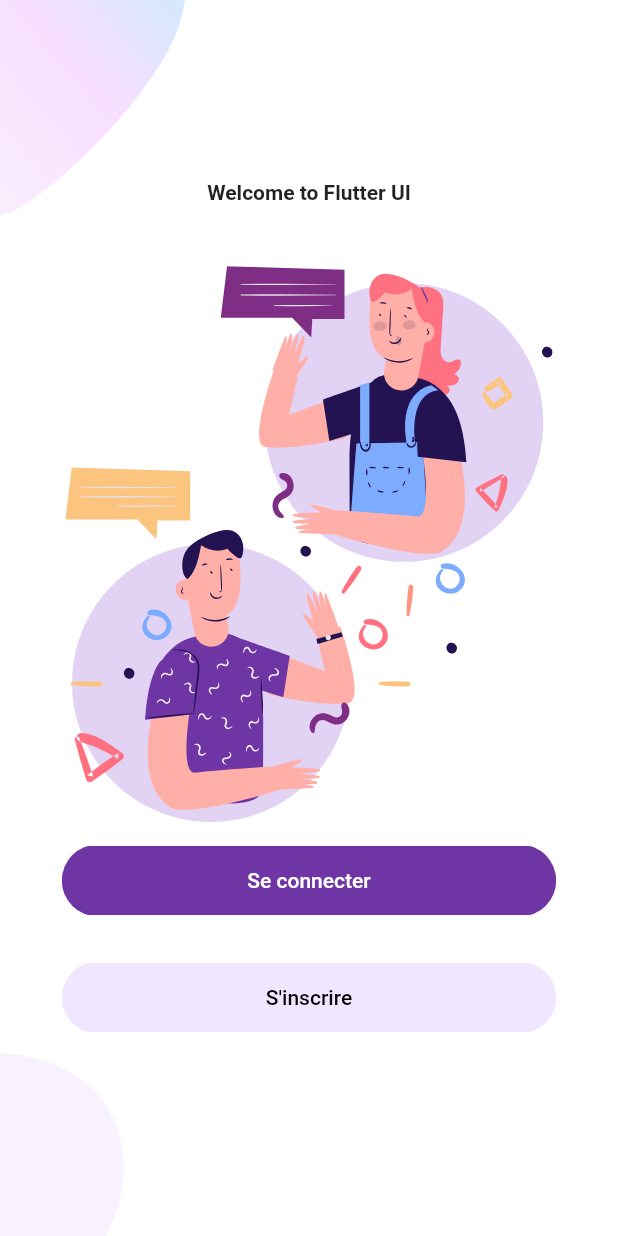
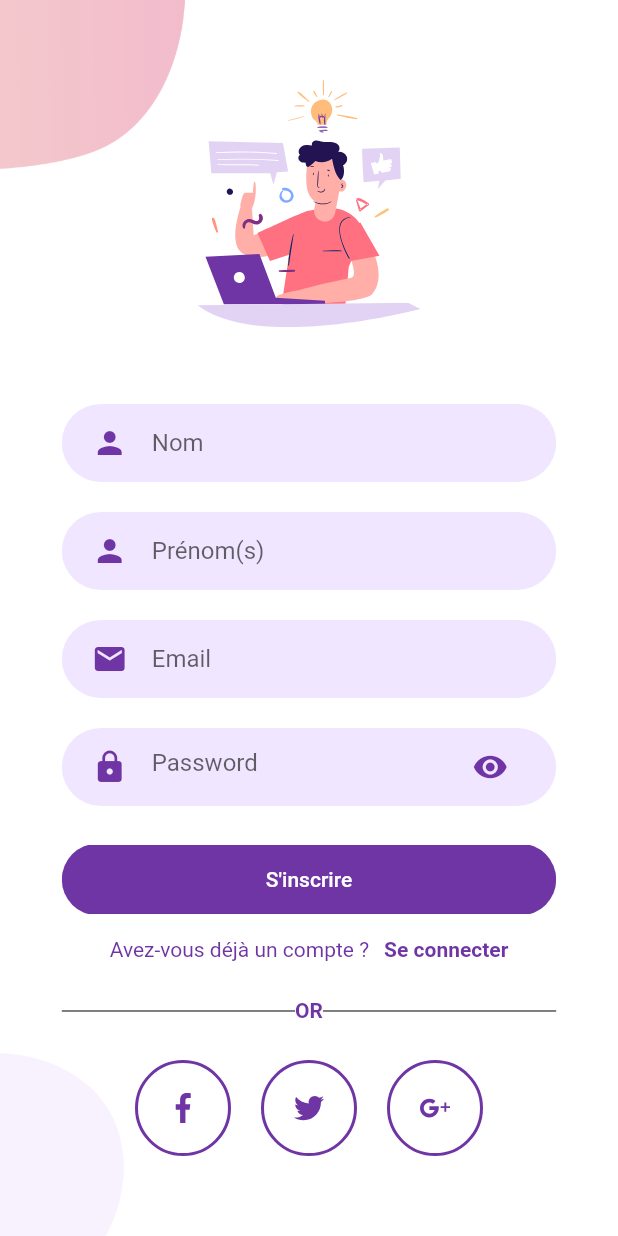
Before and after one commit to hsawadogoh/flutter_ui, a Flutter app: the screen it shows after launch, after a tap on an icon or button, on a phone screen of 412 x 824 dp. Run offline on Flutter 3.47's test engine with Material 2 defaults, Android fonts, the phone set to English and light mode, and no system bars; our stand-ins replace flutter_svg.

Commit message:
|_End_flutter_ui_|

```diff
--- a/lib/screens/components/body.dart
+++ b/lib/screens/components/body.dart
@@ -3,6 +3,7 @@ import 'package:flutter_svg/flutter_svg.dart';
 import 'package:flutter_ui/constants.dart';
 import 'package:flutter_ui/screens/components/round_button.dart';
 import 'package:flutter_ui/screens/login/login_screen.dart';
+import 'package:flutter_ui/screens/signup/signup_screen.dart';
 
 import 'background.dart';
 
@@ -41,7 +42,14 @@ class Body extends StatelessWidget {
                   text: 'S\'inscrire',
                   color: kPrimaryLightColor,
                   textColor: Colors.black,
-                  press: () {},
+                  press: () {
+                    Navigator.push(
+                        context,
+                      MaterialPageRoute(builder: (context) {
+                        return SignupScreen();
+                      })
+                    );
+                  },
                 ),
               ],
             )
--- a/lib/screens/login/login_body.dart
+++ b/lib/screens/login/login_body.dart
@@ -5,6 +5,7 @@ import 'package:flutter_ui/screens/components/round_button.dart';
 import 'package:flutter_ui/screens/login/already_have_accoun.dart';
 import 'package:flutter_ui/screens/login/login_background.dart';
 import 'package:flutter_ui/screens/login/text_field_container.dart';
+import 'package:flutter_ui/screens/signup/signup_screen.dart';
 
 class LoginBody extends StatelessWidget {
   @override
@@ -59,7 +60,14 @@ class LoginBody extends StatelessWidget {
               ),
               SizedBox(height: size.height * 0.03,),
               AlreadyHaveAccount(
-                press: () {},
+                press: () {
+                  Navigator.push(
+                      context,
+                      MaterialPageRoute(builder: (context) {
+                        return SignupScreen();
+                      })
+                  );
+                },
                 login: true,
               )
             ],
--- a/lib/screens/login/text_field_container.dart
+++ b/lib/screens/login/text_field_container.dart
@@ -11,7 +11,7 @@ class TextFieldContainer extends StatelessWidget {
     Size size = MediaQuery.of(context).size;
     return Container(
       margin: EdgeInsets.symmetric(vertical: 10),
-      padding: EdgeInsets.symmetric(horizontal: 20, vertical: 5),
+      padding: EdgeInsets.symmetric(horizontal: 20, vertical: 2),
       width: size.width * 0.8,
       decoration: BoxDecoration(
           color: kPrimaryLightColor,
--- /dev/null
+++ b/lib/screens/signup/signup_background.dart
@@ -0,0 +1,38 @@
+import 'package:flutter/material.dart';
+
+class SignupBackground extends StatelessWidget {
+  final Widget child;
+
+  const SignupBackground({Key key,@required this.child}) : super(key: key);
+  @override
+  Widget build(BuildContext context) {
+    Size size = MediaQuery.of(context).size;
+    return Container(
+      height: size.height,
+      width: double.infinity,
+      child: Stack(
+        alignment: Alignment.center,
+        children: [
+          Positioned(
+            top: 0,
+              left: 0,
+              child: Image.asset(
+                'assets/images/signup_top.png',
+                width: size.width * 0.3,
+              )
+          ),
+          Positioned(
+            bottom: 0,
+              left: 0,
+              child: Image.asset(
+                'assets/images/main_bottom.png',
+                width: size.width * 0.2,
+              )
+          ),
+          child
+        ],
+      ),
+    );
+  }
+
+}
--- /dev/null
+++ b/lib/screens/signup/signup_screen.dart
@@ -0,0 +1,179 @@
+import 'package:flutter/material.dart';
+import 'package:flutter_svg/flutter_svg.dart';
+import 'package:flutter_ui/screens/signup/signup_background.dart';
+
+import '../../constants.dart';
+import '../../constants.dart';
+import '../../constants.dart';
+import '../../constants.dart';
+import '../components/background.dart';
+import '../components/round_button.dart';
+import '../login/already_have_accoun.dart';
+import '../login/login_screen.dart';
+import '../login/text_field_container.dart';
+
+class SignupScreen extends StatelessWidget {
+  @override
+  Widget build(BuildContext context) {
+    Size size = MediaQuery.of(context).size;
+    return Scaffold(
+      body: SignupBackground(
+        child: SingleChildScrollView(
+          child: Column(
+            mainAxisAlignment: MainAxisAlignment.center,
+            children: [
+              SvgPicture.asset(
+                'assets/icons/signup.svg',
+                height: size.height * 0.2,
+              ),
+              SizedBox(
+                height: size.height * 0.05,
+              ),
+              TextFieldContainer(
+                  child: TextField(
+                    decoration: InputDecoration(
+                        icon: Icon(Icons.person, color: kPrimaryColor,),
+                        hintText: 'Nom',
+                        border: InputBorder.none
+                    ),
+                  )
+              ),
+              TextFieldContainer(
+                  child: TextField(
+                    decoration: InputDecoration(
+                        icon: Icon(Icons.person, color: kPrimaryColor,),
+                        hintText: 'Prénom(s)',
+                        border: InputBorder.none
+                    ),
+                  )
+              ),
+              TextFieldContainer(
+                  child: TextField(
+                    decoration: InputDecoration(
+                        icon: Icon(Icons.email, color: kPrimaryColor,),
+                        hintText: 'Email',
+                        border: InputBorder.none
+                    ),
+                  )
+              ),
+              TextFieldContainer(
+                  child: TextField(
+                    obscureText: true,
+                    decoration: InputDecoration(
+                      icon: Icon(Icons.lock, color: kPrimaryColor,),
+                      hintText: 'Password',
+                      border: InputBorder.none,
+                      suffixIcon: Icon(Icons.remove_red_eye, color: kPrimaryColor,),
+                    ),
+                  )
+              ),
+              RoundButton(
+                text: 'S\'inscrire',
+                press: () {},
+              ),
+              AlreadyHaveAccount(
+                login: false,
+                press: () {
+                  Navigator.push(
+                      context,
+                      MaterialPageRoute(builder: (context) {
+                        return LoginScreen();
+                      })
+                  );
+                },
+              ),
+              SizedBox(height: size.height * 0.03,),
+              Container(
+                width: size.width * 0.8,
+                child: Row(
+                  children: [
+                    Expanded(
+                      child: Divider(
+                        height: 1.5,
+                        color: Colors.black,
+                      ),
+                    ),
+                    Text(
+                        'OR',
+                      style: TextStyle(
+                        color: kPrimaryColor,
+                        fontWeight: FontWeight.bold
+                      ),
+                    ),
+                    Expanded(
+                      child: Divider(
+                        height: 1.8,
+                        color: Colors.black,
+                      ),
+                    ),
+                  ],
+                ),
+              ),
+              SizedBox(height: size.height * 0.03,),
+              Container(
+                width: size.width * 0.8,
+                child: Row(
+                  mainAxisAlignment: MainAxisAlignment.center,
+                  children: [
+                    Container(
+                      padding: EdgeInsets.all(20),
+                      margin: EdgeInsets.only(left: 10, right: 10),
+                      decoration: BoxDecoration(
+                        border: Border.all(
+                          width: 2,
+                          color: kPrimaryColor
+                        ),
+                        shape: BoxShape.circle
+                      ),
+                      child: SvgPicture.asset(
+                        'assets/icons/facebook.svg',
+                        color: kPrimaryColor,
+                        height: 20,
+                        width: 20,
+                      ),
+                    ),
+                    Container(
+                      padding: EdgeInsets.all(20),
+                      margin: EdgeInsets.only(left: 10, right: 10),
+                      decoration: BoxDecoration(
+                          border: Border.all(
+                              width: 2,
+                              color: kPrimaryColor
+                          ),
+                          shape: BoxShape.circle
+                      ),
+                      child: SvgPicture.asset(
+                        'assets/icons/twitter.svg',
+                        color: kPrimaryColor,
+                        height: 20,
+                        width: 20,
+                      ),
+                    ),
+                    Container(
+                      padding: EdgeInsets.all(20),
+                      margin: EdgeInsets.only(left: 10, right: 10),
+                      decoration: BoxDecoration(
+                          border: Border.all(
+                              width: 2,
+                              color: kPrimaryColor
+                          ),
+                          shape: BoxShape.circle
+                      ),
+                      child: SvgPicture.asset(
+                        'assets/icons/google-plus.svg',
+                        color: kPrimaryColor,
+                        height: 20,
+                        width: 20,
+                      ),
+                    ),
+                  ],
+                ),
+              )
+            ],
+          ),
+        ),
+      ),
+    );
+  }
+
+}
```
